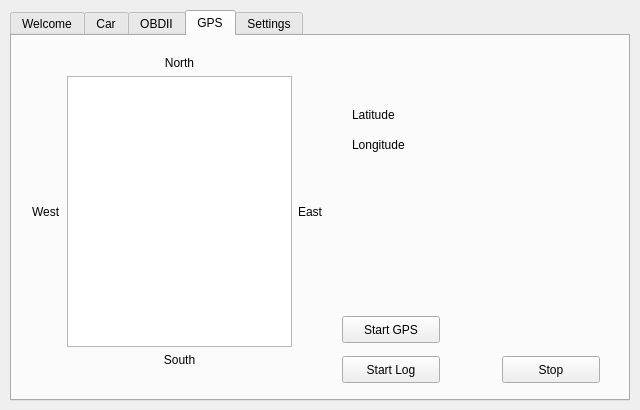
The window that main.ui (kd8bny/pi2go) describes before a commit, drawn with Qt 5.
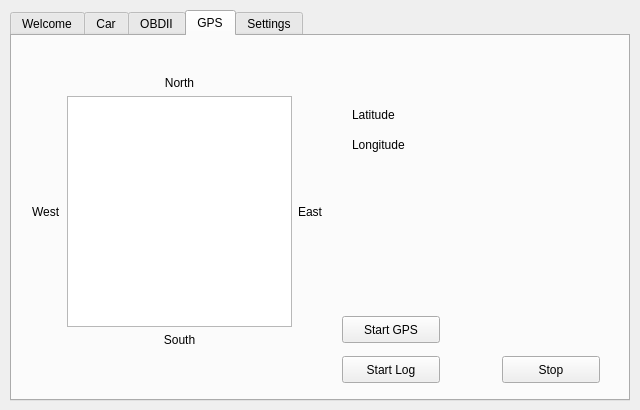
The same window after the commit.

Commit message: Added GPS features. Non functioning again

What changed in the file:
```diff
--- a/main.ui
+++ b/main.ui
@@ -242,9 +242,9 @@
       <property name="geometry">
        <rect>
         <x>20</x>
-        <y>20</y>
+        <y>40</y>
         <width>291</width>
-        <height>311</height>
+        <height>271</height>
        </rect>
       </property>
       <layout class="QGridLayout" name="gridLayout_2">
```
Left out of the diff: 10 changed lines with no effect on the pictures. The commit also changes 1 other file.
